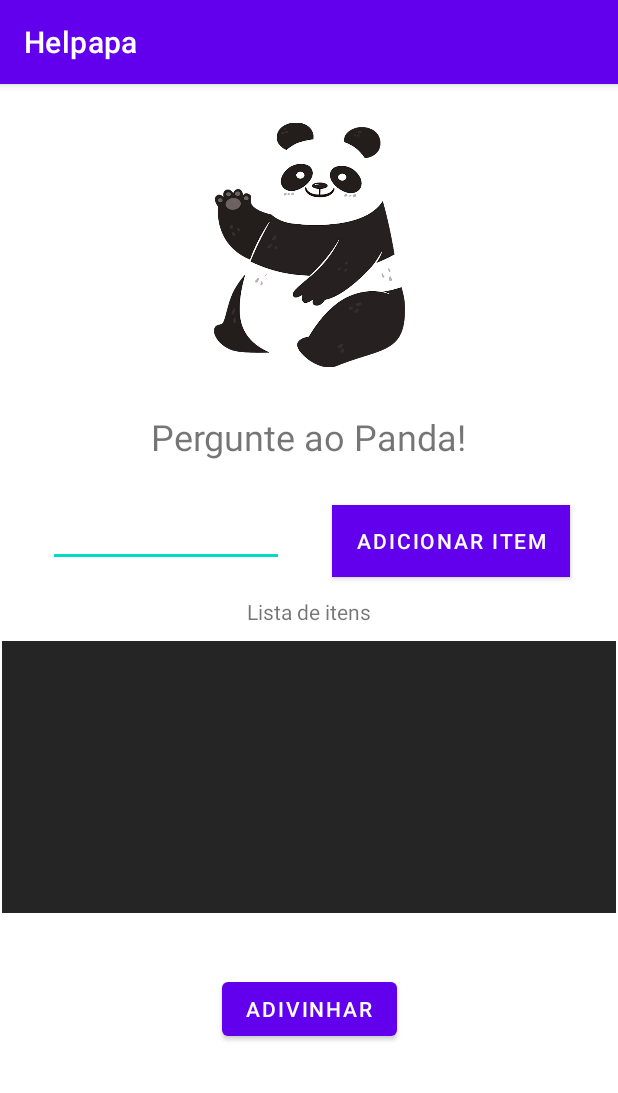
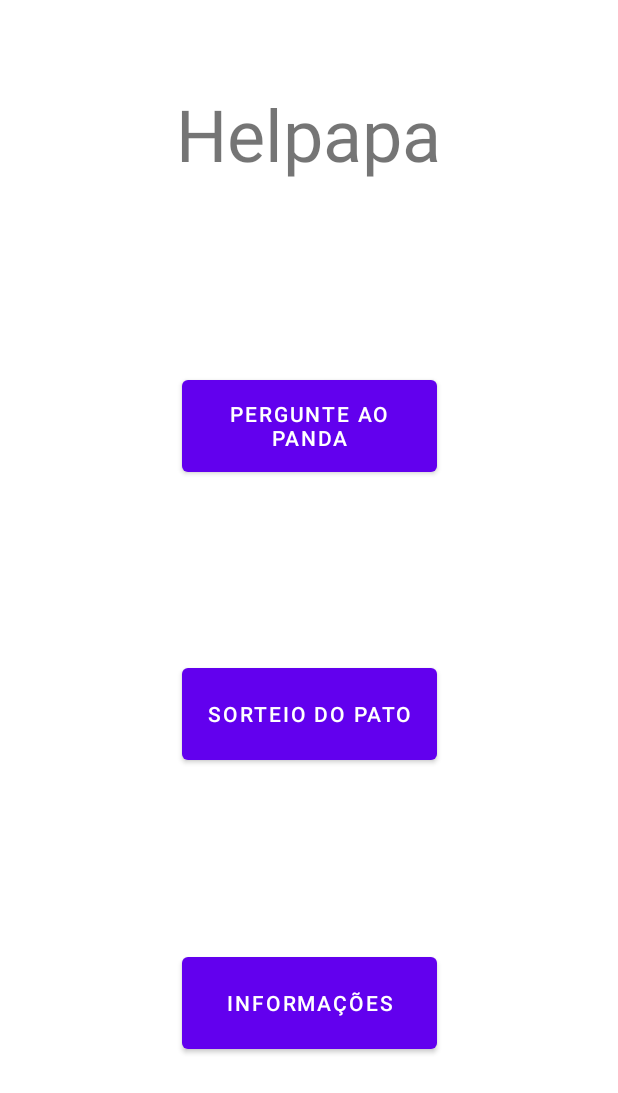
Before and after one commit to Jean-Vitor/Helpapa, an Android app: the screen it shows after launch (PerguntaPandaActivity before the commit, MenuActivity after it), on a phone screen of 412 x 824 dp. Shown: the top 1093 px of the screen. Run offline under Robolectric (Android 15) with nearby library versions, the phone set to English and light mode, and no system bars.

Commit message:
added menu and numerical draw

```diff
--- a/app/src/main/java/com/example/helpapa/CustomAdapter.java
+++ b/app/src/main/java/com/example/helpapa/CustomAdapter.java
@@ -1,11 +1,9 @@
 package com.example.helpapa;
 
 import android.app.AlertDialog;
-import android.content.DialogInterface;
 import android.view.LayoutInflater;
 import android.view.View;
 import android.view.ViewGroup;
-import android.widget.CheckBox;
 import android.widget.ImageButton;
 import android.widget.TextView;
 
--- /dev/null
+++ b/app/src/main/java/com/example/helpapa/MenuActivity.java
@@ -0,0 +1,53 @@
+package com.example.helpapa;
+
+import android.content.Intent;
+import android.os.Bundle;
+import android.view.View;
+import android.widget.Button;
+import android.widget.Toast;
+
+import androidx.appcompat.app.AppCompatActivity;
+
+public class MenuActivity extends AppCompatActivity {
+
+    private Button buttonPanda;
+    private Button buttonPato;
+    private Button buttonInfo;
+
+    @Override
+    protected void onCreate(Bundle savedInstanceState) {
+        super.onCreate(savedInstanceState);
+        setContentView(R.layout.activity_menu);
+
+        buttonPanda = findViewById(R.id.buttonPanda);
+        buttonPato = findViewById(R.id.buttonPato);
+        buttonInfo = findViewById(R.id.buttonInfo);
+
+
+        buttonPanda.setOnClickListener(new View.OnClickListener() {
+            @Override
+            public void onClick (View view) {
+                Intent intent = new Intent(getApplicationContext(), PerguntaPandaActivity.class);
+                startActivity(intent);
+            }
+        });
+
+        buttonPato.setOnClickListener(new View.OnClickListener() {
+            @Override
+            public void onClick (View view) {
+                Intent intent = new Intent(getApplicationContext(), PerguntaPatoActivity.class);
+                startActivity(intent);
+            }
+        });
+
+        buttonInfo.setOnClickListener(new View.OnClickListener() {
+            @Override
+            public void onClick (View view) {
+                //TODO
+                //Criar a tela de informações
+                Toast.makeText(getApplicationContext(), "Você ainda n fez vagabundo", Toast.LENGTH_LONG).show();
+            }
+        });
+
+    }
+}
--- a/app/src/main/java/com/example/helpapa/PerguntaPandaActivity.java
+++ b/app/src/main/java/com/example/helpapa/PerguntaPandaActivity.java
@@ -49,7 +49,7 @@ public class PerguntaPandaActivity extends AppCompatActivity {
             @Override
             public void onClick (View view) {
                 if(items.size() >= 2) {
-                    Intent intent = new Intent(getApplicationContext(), ResultadoActivity.class);
+                    Intent intent = new Intent(getApplicationContext(), ResultadoPandaActivity.class);
 
                     //Sorteando o item
                     Random random = new Random();
--- /dev/null
+++ b/app/src/main/res/layout/activity_menu.xml
@@ -0,0 +1,54 @@
+<?xml version="1.0" encoding="utf-8"?>
+<androidx.constraintlayout.widget.ConstraintLayout xmlns:android="http://schemas.android.com/apk/res/android"
+    xmlns:app="http://schemas.android.com/apk/res-auto"
+    xmlns:tools="http://schemas.android.com/tools"
+    android:layout_width="match_parent"
+    android:layout_height="match_parent">
+
+    <TextView
+        android:id="@+id/textView4"
+        android:layout_width="254dp"
+        android:layout_height="78dp"
+        android:layout_marginTop="50dp"
+        android:fontFamily="sans-serif"
+        android:gravity="center"
+        android:text="Helpapa"
+        android:textSize="48sp"
+        app:layout_constraintEnd_toEndOf="parent"
+        app:layout_constraintHorizontal_bias="0.496"
+        app:layout_constraintStart_toStartOf="parent"
+        app:layout_constraintTop_toTopOf="parent" />
+
+    <Button
+        android:id="@+id/buttonPanda"
+        android:layout_width="170dp"
+        android:layout_height="73dp"
+        android:text="Pergunte ao panda"
+        app:layout_constraintBottom_toTopOf="@+id/buttonPato"
+        app:layout_constraintEnd_toEndOf="parent"
+        app:layout_constraintHorizontal_bias="0.5"
+        app:layout_constraintStart_toStartOf="parent"
+        app:layout_constraintTop_toBottomOf="@+id/textView4" />
+
+    <Button
+        android:id="@+id/buttonPato"
+        android:layout_width="170dp"
+        android:layout_height="73dp"
+        android:text="Sorteio do Pato"
+        app:layout_constraintBottom_toTopOf="@+id/buttonInfo"
+        app:layout_constraintEnd_toEndOf="parent"
+        app:layout_constraintHorizontal_bias="0.5"
+        app:layout_constraintStart_toStartOf="parent"
+        app:layout_constraintTop_toBottomOf="@+id/buttonPanda" />
+
+    <Button
+        android:id="@+id/buttonInfo"
+        android:layout_width="170dp"
+        android:layout_height="73dp"
+        android:text="Informações"
+        app:layout_constraintBottom_toBottomOf="parent"
+        app:layout_constraintEnd_toEndOf="parent"
+        app:layout_constraintHorizontal_bias="0.5"
+        app:layout_constraintStart_toStartOf="parent"
+        app:layout_constraintTop_toBottomOf="@+id/buttonPato" />
+</androidx.constraintlayout.widget.ConstraintLayout>
--- a/app/src/main/res/layout/activity_resultadopanda.xml
+++ b/app/src/main/res/layout/activity_resultadopanda.xml
@@ -4,7 +4,7 @@
     xmlns:tools="http://schemas.android.com/tools"
     android:layout_width="match_parent"
     android:layout_height="match_parent"
-    tools:context="com.example.helpapa.ResultadoActivity">
+    tools:context="com.example.helpapa.ResultadoPandaActivity">
 
     <Button
         android:id="@+id/buttonVoltar"
--- a/app/src/main/res/values/themes.xml
+++ b/app/src/main/res/values/themes.xml
@@ -1,6 +1,6 @@
 <resources xmlns:tools="http://schemas.android.com/tools">
     <!-- Base application theme. -->
-    <style name="Theme.Pergunteaopanda" parent="Theme.MaterialComponents.DayNight.DarkActionBar">
+    <style name="Theme.Pergunteaopanda" parent="Theme.MaterialComponents.DayNight.NoActionBar">
         <!-- Primary brand color. -->
         <item name="colorPrimary">@color/purple_500</item>
         <item name="colorPrimaryVariant">@color/purple_700</item>
```
Also changed, not shown: app/src/main/AndroidManifest.xml (+6 -2 lines), app/src/main/java/com/example/helpapa/PerguntaPatoActivity.java (+43 -0 lines), app/src/main/java/com/example/helpapa/ResultadoPandaActivity.java (added, +35 -0 lines), app/src/main/java/com/example/helpapa/ResultadoPatoActivity.java (renamed from app/src/main/java/com/example/helpapa/ResultadoActivity.java, +6 -6 lines), app/src/main/res/layout/activity_pato.xml (+18 -15 lines), app/src/main/res/layout/activity_resultadopato.xml (+27 -1 lines).
